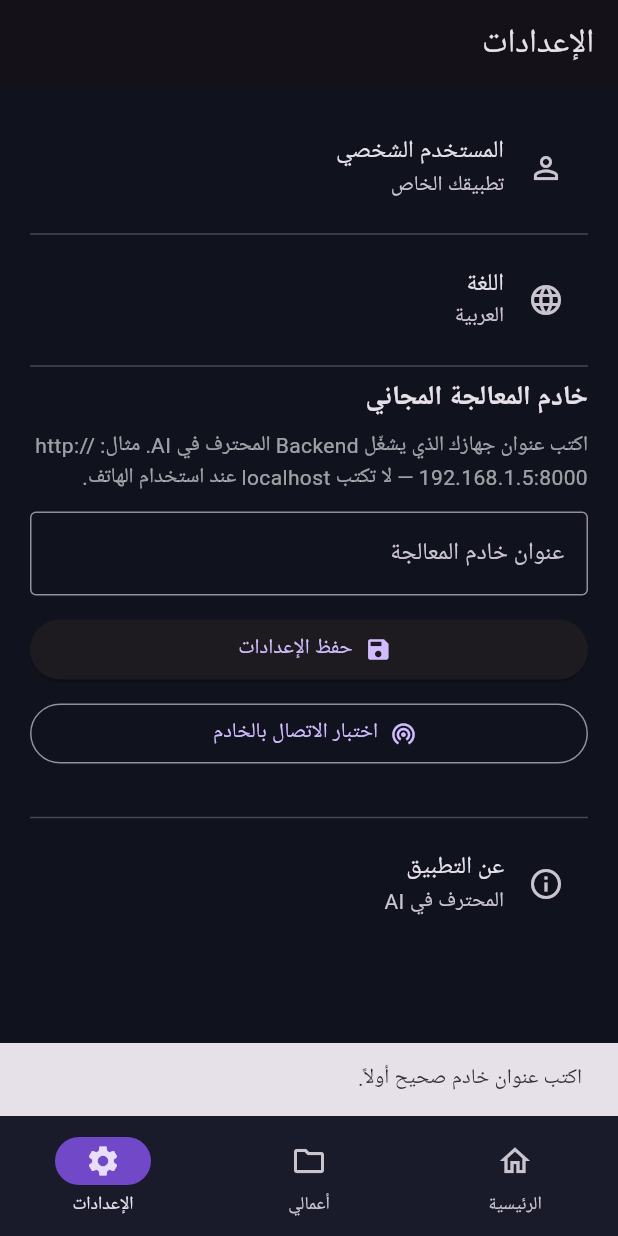
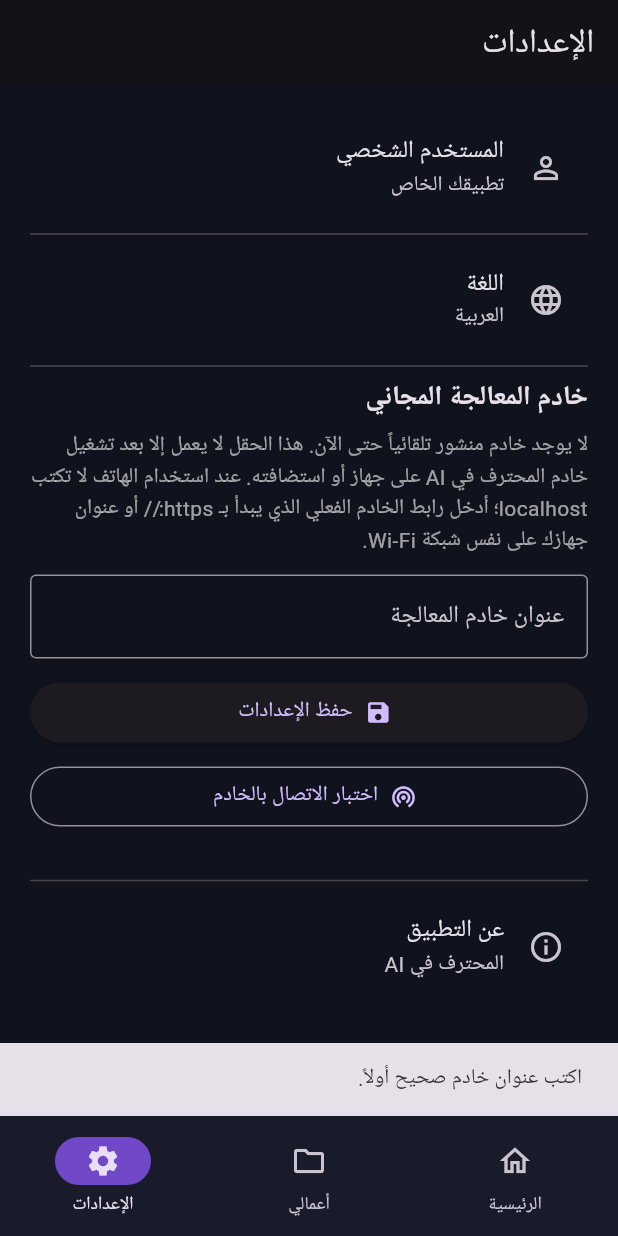
Before and after one commit to esame4619-coder/Face-AI, a Flutter app: the screen it shows after launch, item 3 of the bottom bar chosen, after a tap on "اختبار الاتصال بالخادم", on a phone screen of 412 x 824 dp. Run offline on Flutter 3.47's test engine with Material 3 defaults, Android fonts, the phone set to English and light mode, and no system bars; our stand-ins replace image_picker, shared_preferences.

Commit message:
Improve backend connection errors and processing timeout

```diff
--- a/lib/main.dart
+++ b/lib/main.dart
@@ -350,10 +350,18 @@ class _FaceSwapStudioState extends State<FaceSwapStudio> {
       final request = http.MultipartRequest('POST', Uri.parse('$baseUrl/api/faceswap'));
       request.files.add(await http.MultipartFile.fromPath('source', sourceFace!.path));
       request.files.add(await http.MultipartFile.fromPath('target', targetImage!.path));
-      final streamed = await request.send().timeout(const Duration(minutes: 6));
+      final streamed = await request.send().timeout(const Duration(minutes: 15));
       final response = await http.Response.fromStream(streamed);
       if (response.statusCode != 200) {
-        throw Exception('الخادم رد برمز ${response.statusCode}.');
+        var detail = 'الخادم رد برمز ${response.statusCode}.';
+        try {
+          final body = jsonDecode(response.body);
+          if (body is Map && body['detail'] != null) detail = body['detail'].toString();
+        } catch (_) {}
+        throw Exception(detail);
+      }
+      if (response.bodyBytes.isEmpty || !response.headers['content-type'].toString().contains('image/')) {
+        throw Exception('الخادم لم يُرجع صورة صالحة. راجع سجل الخادم.');
       }
       final directory = await getApplicationDocumentsDirectory();
       final output = File('${directory.path}/faceswap_${DateTime.now().millisecondsSinceEpoch}.png');
@@ -1003,7 +1011,7 @@ class _SettingsPageState extends State<SettingsPage> {
       }
     } catch (error) {
       if (!mounted) return;
-      ScaffoldMessenger.of(context).showSnackBar(SnackBar(content: Text('تعذر الاتصال بالخادم: $error')));
+      ScaffoldMessenger.of(context).showSnackBar(SnackBar(content: Text('تعذر الاتصال بالخادم. تأكد أن الرابط صحيح وأن الخادم يعمل ويمكن الوصول إليه. التفاصيل: $error')));
     } finally {
       if (mounted) setState(() => isTesting = false);
     }
@@ -1025,7 +1033,7 @@ class _SettingsPageState extends State<SettingsPage> {
                 const Divider(),
                 const Text('خادم المعالجة المجاني', style: TextStyle(fontSize: 18, fontWeight: FontWeight.bold)),
                 const SizedBox(height: 8),
-                const Text('اكتب عنوان جهازك الذي يشغّل Backend المحترف في AI. مثال: http://192.168.1.5:8000 — لا تكتب localhost عند استخدام الهاتف.', style: TextStyle(color: Colors.white60)),
+                const Text('لا يوجد خادم منشور تلقائياً حتى الآن. هذا الحقل لا يعمل إلا بعد تشغيل خادم المحترف في AI على جهاز أو استضافته. عند استخدام الهاتف لا تكتب localhost؛ أدخل رابط الخادم الفعلي الذي يبدأ بـ https:// أو عنوان جهازك على نفس شبكة Wi‑Fi.', style: TextStyle(color: Colors.white60)),
                 const SizedBox(height: 12),
                 TextField(controller: controller, keyboardType: TextInputType.url, textDirection: TextDirection.ltr, decoration: const InputDecoration(hintText: 'http://192.168.1.5:8000', border: OutlineInputBorder(), labelText: 'عنوان خادم المعالجة')),
                 const SizedBox(height: 12),
```
